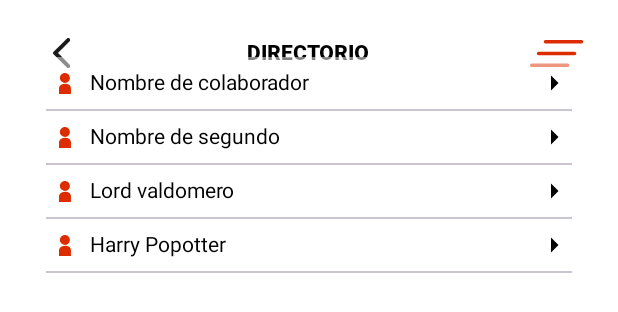
After one commit to Andydiaz12/colaboradores_compose, an Android app built with Jetpack Compose: the @Preview function DirectoryScreen, on a phone screen of 412 x 824 dp. The commit adds this screen. Shown: the top 312 px of the screen. Run offline under Robolectric (Android 15) with nearby library versions, the phone set to English and light mode, and no system bars; our stand-ins replace constraintlayout-compose; 1 statement that could not run was skipped.

Commit message:
Version Compose

```diff
--- /dev/null
+++ b/app/src/main/java/com/upaep/upaeppersonal/model/entities/features/directory/DirectoryPerson.kt
@@ -0,0 +1,9 @@
+package com.upaep.upaeppersonal.model.entities.features.directory
+
+data class DirectoryPerson(
+    var name: String? = null,
+    var departament: String? = null,
+    var phone: String? = null,
+    var text: String? = null,
+    var mail: String? = null
+)
--- a/app/src/main/java/com/upaep/upaeppersonal/view/features/credential/CredentialScreen.kt
+++ b/app/src/main/java/com/upaep/upaeppersonal/view/features/credential/CredentialScreen.kt
@@ -52,7 +52,7 @@ fun CredentialContainer(modifier: Modifier, navigation: NavHostController) {
         Box(
             modifier = Modifier
                 .fillMaxWidth()
-                .padding(horizontal = 20.dp)
+                .padding(horizontal = 10.dp)
                 .paint(
                     painterResource(id = R.drawable.imagen_credencial),
                     contentScale = ContentScale.FillWidth
--- /dev/null
+++ b/app/src/main/java/com/upaep/upaeppersonal/view/features/directory/DirectoryScreen.kt
@@ -0,0 +1,164 @@
+package com.upaep.upaeppersonal.view.features.directory
+
+import android.util.Log
+import androidx.compose.foundation.Image
+import androidx.compose.foundation.clickable
+import androidx.compose.foundation.layout.Column
+import androidx.compose.foundation.layout.Row
+import androidx.compose.foundation.layout.fillMaxWidth
+import androidx.compose.foundation.layout.padding
+import androidx.compose.foundation.layout.size
+import androidx.compose.material.icons.Icons
+import androidx.compose.material.icons.filled.ArrowRight
+import androidx.compose.material3.Divider
+import androidx.compose.material3.Icon
+import androidx.compose.material3.Text
+import androidx.compose.runtime.Composable
+import androidx.compose.runtime.MutableState
+import androidx.compose.runtime.getValue
+import androidx.compose.runtime.mutableStateOf
+import androidx.compose.runtime.remember
+import androidx.compose.ui.Alignment
+import androidx.compose.ui.Modifier
+import androidx.compose.ui.res.painterResource
+import androidx.compose.ui.tooling.preview.Preview
+import androidx.compose.ui.unit.dp
+import com.upaep.upaeppersonal.R
+import com.upaep.upaeppersonal.model.entities.features.directory.DirectoryPerson
+import com.upaep.upaeppersonal.view.base.genericcomponents.BaseView
+
+@Preview(showSystemUi = true)
+@Composable
+fun DirectoryScreen() {
+    val directoryPeople = getPeople()
+    val visibleDescription by remember {
+        mutableStateOf(MutableList(directoryPeople.size) { false })
+    }
+    BaseView(screenName = "DIRECTORIO") {
+        DirectoryContent(
+            directoryPeople = directoryPeople,
+            onPersonClick = { index ->
+                Log.i("debugClicked_1", index.toString())
+                Log.i("debugClicked_2", visibleDescription[index].toString())
+                visibleDescription[index] = !visibleDescription[index]
+                Log.i("debugClicked_3", visibleDescription[index].toString())
+            },
+            visibleDescription = visibleDescription
+        )
+    }
+}
+
+@Composable
+fun DirectoryContent(
+    directoryPeople: List<DirectoryPerson>,
+    onPersonClick: (Int) -> Unit,
+    visibleDescription: List<Boolean>
+) {
+    Column() {
+        //INPUT
+        Log.i("debugClicked_4", visibleDescription.toString())
+        directoryPeople.forEachIndexed { index, person ->
+            SinglePersonDesc(
+                directoryPerson = person,
+                index = index,
+                onPersonClick = onPersonClick,
+                isVisible = visibleDescription[index]
+            )
+        }
+    }
+}
+
+@Composable
+fun SinglePersonDesc(
+    directoryPerson: DirectoryPerson,
+    index: Int,
+    onPersonClick: (Int) -> Unit,
+    isVisible: Boolean
+) {
+    Column {
+        Row(
+            modifier = Modifier
+                .fillMaxWidth()
+                .padding(vertical = 5.dp)
+                .clickable { onPersonClick(index) },
+            verticalAlignment = Alignment.CenterVertically
+        ) {
+            Image(
+                painterResource(id = R.drawable.icono_user_directorio),
+                contentDescription = "",
+                modifier = Modifier
+                    .padding(start = 5.dp, end = 10.dp)
+                    .size(14.dp)
+            )
+            Text(text = directoryPerson.name ?: "", modifier = Modifier.weight(1f))
+            Icon(imageVector = Icons.Default.ArrowRight, contentDescription = "")
+        }
+        Divider()
+        if (isVisible) PersonDescription(directoryPerson = directoryPerson)
+    }
+}
+
+@Composable
+fun PersonDescription(directoryPerson: DirectoryPerson) {
+    if (!directoryPerson.departament.isNullOrBlank()) {
+        DescriptionContainer(
+            image = R.drawable.icono_ubicacion_directorio,
+            text = directoryPerson.departament!!
+        )
+    }
+    if (!directoryPerson.phone.isNullOrBlank()) {
+        DescriptionContainer(
+            image = R.drawable.icono_telefono_directorio,
+            text = directoryPerson.phone!!
+        )
+    }
+    if (!directoryPerson.mail.isNullOrBlank()) {
+        DescriptionContainer(
+            image = R.drawable.icono_correo_directorio,
+            text = directoryPerson.mail!!
+        )
+    }
+    Divider()
+}
+
+@Composable
+fun DescriptionContainer(image: Int, text: String) {
+    Row(
+        verticalAlignment = Alignment.CenterVertically,
+        modifier = Modifier.padding(vertical = 8.dp)
+    ) {
+        Image(
+            painter = painterResource(id = image),
+            contentDescription = "",
+            modifier = Modifier
+                .padding(horizontal = 15.dp)
+                .size(15.dp)
+        )
+        Text(text = text)
+    }
+}
+
+fun getPeople(): List<DirectoryPerson> {
+    return listOf(
+        DirectoryPerson(
+            name = "Nombre de colaborador",
+            departament = "INNOVACION Y DESARROLLO DIGITAL",
+            phone = "1234567890",
+            mail = "correo@upaep.mx"
+        ),
+        DirectoryPerson(
+            name = "Nombre de segundo",
+            departament = "INNOVACION Y DESARROLLO DIGITAL",
+            mail = "idd@upaep.mx"
+        ),
+        DirectoryPerson(
+            name = "Lord valdomero",
+            departament = "UPAEP MX"
+        ),
+        DirectoryPerson(
+            name = "Harry Popotter",
+            departament = "Grigrigriffindor",
+            phone = "19191919"
+        )
+    )
+}
--- a/app/src/main/java/com/upaep/upaeppersonal/view/features/home/HomeScreen.kt
+++ b/app/src/main/java/com/upaep/upaeppersonal/view/features/home/HomeScreen.kt
@@ -273,7 +273,8 @@ fun IndividualFeature(feature: Feature, modifier: Modifier, textColor: Color) {
             modifier = Modifier.fillMaxWidth(),
             color = textColor,
             fontFamily = roboto_regular,
-            fontSize = 14.sp
+            fontSize = 14.sp,
+            lineHeight = 14.sp
         )
     }
 }
--- a/app/src/main/java/com/upaep/upaeppersonal/view/features/schedule/ScheduleScreen.kt
+++ b/app/src/main/java/com/upaep/upaeppersonal/view/features/schedule/ScheduleScreen.kt
@@ -80,6 +80,7 @@ fun ModalContent(onDaySelect: (String) -> Unit) {
                 text = day,
                 modifier = Modifier
                     .fillMaxWidth()
+                    .padding(10.dp)
                     .clickable { onDaySelect(day) },
                 textAlign = TextAlign.Center
             )
--- /dev/null
+++ b/app/src/main/res/drawable/icono_correo_directorio.xml
@@ -0,0 +1,4 @@
+<vector android:height="20.398438dp" android:viewportHeight="26.11"
+    android:viewportWidth="32" android:width="25dp" xmlns:android="http://schemas.android.com/apk/res/android">
+    <path android:fillColor="#a0f" android:pathData="M28.79,0L3.2,0A3.22,3.22 0,0 0,0 3.27L0,22.84a3.23,3.23 0,0 0,3.2 3.27L28.79,26.11A3.24,3.24 0,0 0,32 22.84L32,3.27A3.24,3.24 0,0 0,28.79 0ZM28.79,6.52L16,14.69 3.2,6.52L3.2,3.27L16,11.42 28.79,3.27Z"/>
+</vector>
--- /dev/null
+++ b/app/src/main/res/drawable/icono_user_directorio.xml
@@ -0,0 +1,12 @@
+<vector xmlns:android="http://schemas.android.com/apk/res/android"
+    android:width="22.08dp"
+    android:height="38.82dp"
+    android:viewportWidth="22.08"
+    android:viewportHeight="38.82">
+  <path
+      android:pathData="M10.87,0A9.23,9.23 0,1 1,1.65 9.23,9.23 9.23,0 0,1 10.87,0Z"
+      android:fillColor="#dd2c00"/>
+  <path
+      android:pathData="M22.08,28.35V38.82H0V28.33s0,-8.48 11.86,-8.48a8.19,8.19 0,0 1,0.87 0c3.64,0.28 6.46,1.85 7.84,3.82A8.16,8.16 0,0 1,22.08 28.35Z"
+      android:fillColor="#dd2c00"/>
+</vector>
```
Also changed, not shown: app/src/main/java/com/upaep/upaeppersonal/view/features/menu/MenuScreen.kt (+36 -46 lines), app/src/main/res/drawable/icono_telefono_directorio.xml (added, +9 -0 lines), app/src/main/res/drawable/icono_ubicacion_directorio.xml (added, +9 -0 lines).
